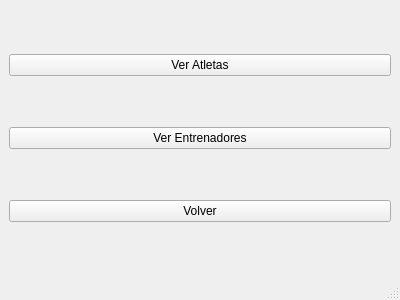
This is src/Vista/Ui/VistaTipoUsuarios.ui in danielreynaa/TrabajoPowerGym as Qt 5 draws it before an edit. The edited form follows.
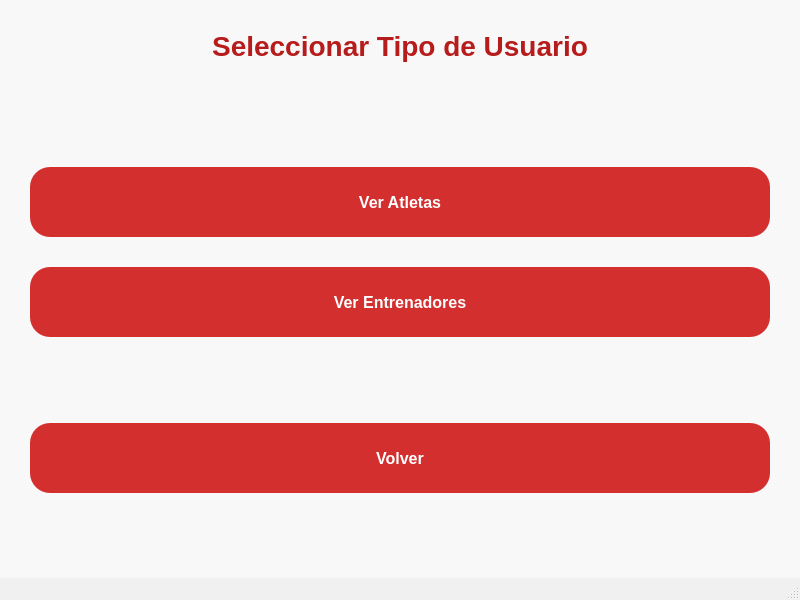
This is the edited form.

What changed in the file:
```diff
--- a/src/Vista/Ui/VistaTipoUsuarios.ui
+++ b/src/Vista/Ui/VistaTipoUsuarios.ui
@@ -1,20 +1,93 @@
 <?xml version="1.0" encoding="UTF-8"?>
 <ui version="4.0">
  <class>VistaTipoUsuarios</class>
- <widget class="QMainWindow" name="VistaTipoUsuarios">
-  <property name="geometry">
+ <widget class="QMainWindow" name="VistaTipoUsuarios"> <property name="geometry">
    <rect>
     <x>0</x>
     <y>0</y>
-    <width>400</width>
-    <height>300</height>
+    <width>800</width> <height>600</height>
    </rect>
   </property>
   <property name="windowTitle">
-   <string>Seleccionar Tipo de Usuario</string>
+   <string>POWERGYM - Seleccionar Tipo de Usuario</string> </property>
+  <property name="styleSheet"> <string notr="true">
+    QMainWindow#VistaTipoUsuarios { /* Usamos el objectName de la ventana principal */
+        background-color: #f0f0f0; /* Color de fondo gris claro */
+    }
+    QWidget#centralwidget {
+        background-color: #f8f8f8; /* Color de fondo del widget central, un poco más claro */
+        padding: 20px; /* Padding general para el contenido */
+    }
+    
+    QLabel { /* Estilo general para todos los QLabel */
+        color: #333333;
+        font-size: 14px;
+        font-weight: 500;
+    }
+
+    QLabel#labelTituloPrincipal { /* Estilo específico para el nuevo título principal */
+        color: #B71C1C; /* Rojo oscuro para el texto del título */
+        font-size: 28px; /* Tamaño de fuente grande */
+        font-weight: bold;
+        padding-bottom: 20px;
+    }
+
+    QPushButton {
+        background-color: #D32F2F; /* Rojo vibrante */
+        color: white;
+        border: none;
+        border-radius: 20px; /* Bordes más redondeados */
+        padding: 15px;
+        font-size: 16px;
+        font-weight: bold;
+        min-height: 40px; /* Altura mínima para botones */
+        margin-top: 15px; /* Margen superior para separar botones */
+    }
+    QPushButton:hover {
+        background-color: #C62828; /* Rojo más oscuro al pasar el ratón */
+    }
+   </string>
   </property>
   <widget class="QWidget" name="centralwidget">
-   <layout class="QVBoxLayout" name="verticalLayout">
+   <layout class="QVBoxLayout" name="verticalLayout_main"> <property name="spacing">
+     <number>15</number>
+    </property>
+    <property name="leftMargin">
+     <number>30</number>
+    </property>
+    <property name="topMargin">
+     <number>30</number>
+    </property>
+    <property name="rightMargin">
+     <number>30</number>
+    </property>
+    <property name="bottomMargin">
+     <number>30</number>
+    </property>
+
+    <item>
+     <widget class="QLabel" name="labelTituloPrincipal"> <property name="text">
+       <string>Seleccionar Tipo de Usuario</string>
+      </property>
+      <property name="alignment">
+       <set>Qt::AlignCenter</set>
+      </property>
+     </widget>
+    </item>
+
+    <item>
+     <spacer name="verticalSpacer_top_buttons"> <property name="orientation">
+       <enum>Qt::Vertical</enum>
+      </property>
+      <property name="sizeHint" stdset="0">
+       <size>
+        <width>20</width>
+        <height>40</height>
+       </size>
+      </property>
+     </spacer>
+    </item>
+
     <item>
      <widget class="QPushButton" name="botonAtletas">
       <property name="text">
@@ -22,6 +95,7 @@
       </property>
      </widget>
     </item>
+
     <item>
      <widget class="QPushButton" name="botonEntrenadores">
       <property name="text">
@@ -29,6 +103,20 @@
       </property>
      </widget>
     </item>
+
+    <item>
+     <spacer name="verticalSpacer_middle_buttons"> <property name="orientation">
+       <enum>Qt::Vertical</enum>
+      </property>
+      <property name="sizeHint" stdset="0">
+       <size>
+        <width>20</width>
+        <height>40</height>
+       </size>
+      </property>
+     </spacer>
+    </item>
+
     <item>
      <widget class="QPushButton" name="botonVolver">
       <property name="text">
@@ -36,6 +124,20 @@
       </property>
      </widget>
     </item>
+
+    <item>
+     <spacer name="verticalSpacer_bottom"> <property name="orientation">
+       <enum>Qt::Vertical</enum>
+      </property>
+      <property name="sizeHint" stdset="0">
+       <size>
+        <width>20</width>
+        <height>40</height>
+       </size>
+      </property>
+     </spacer>
+    </item>
+
    </layout>
   </widget>
   <widget class="QStatusBar" name="statusbar"/>
```
